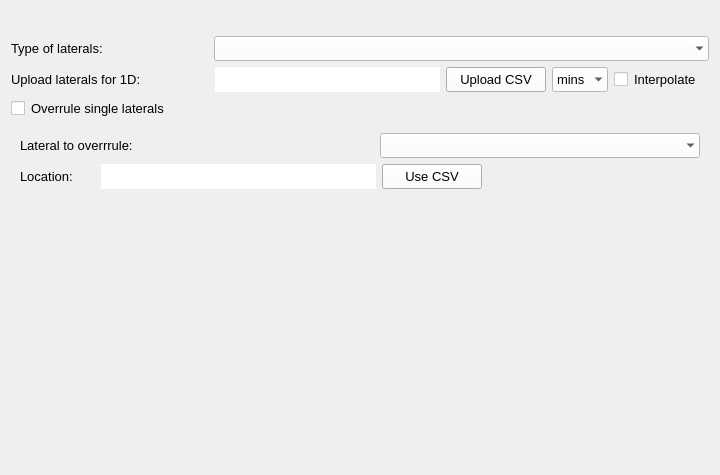
Qt form threedi_models_and_simulations/ui/simulation_wizard/page_laterals.ui (nens/threedi-api-qgis-client) before a commit.
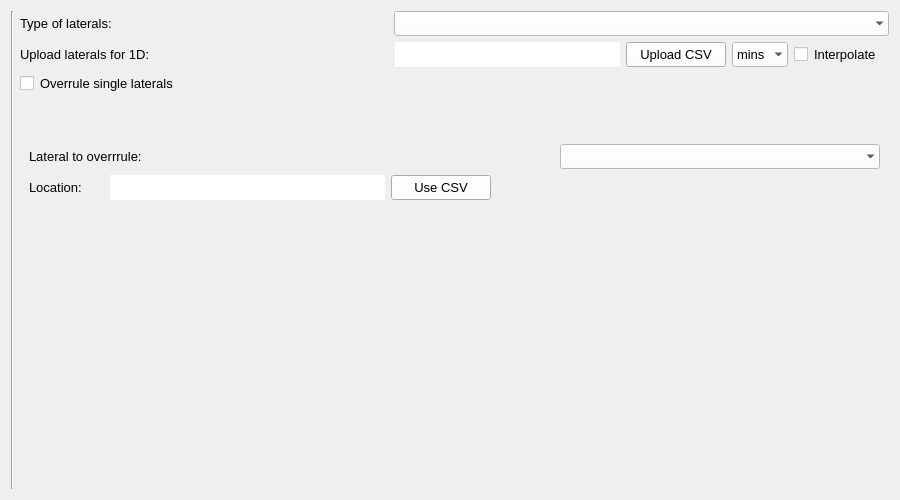
The same form after that commit.

```diff
--- a/threedi_models_and_simulations/ui/simulation_wizard/page_laterals.ui
+++ b/threedi_models_and_simulations/ui/simulation_wizard/page_laterals.ui
@@ -6,8 +6,8 @@
    <rect>
     <x>0</x>
     <y>0</y>
-    <width>720</width>
-    <height>475</height>
+    <width>900</width>
+    <height>500</height>
    </rect>
   </property>
   <property name="minimumSize">
@@ -70,36 +70,7 @@
      </property>
     </layout>
    </item>
-   <item row="15" column="0">
-    <spacer name="verticalSpacer_4">
-     <property name="orientation">
-      <enum>Qt::Vertical</enum>
-     </property>
-     <property name="sizeHint" stdset="0">
-      <size>
-       <width>20</width>
-       <height>40</height>
-      </size>
-     </property>
-    </spacer>
-   </item>
-   <item row="1" column="0">
-    <spacer name="verticalSpacer_2">
-     <property name="orientation">
-      <enum>Qt::Vertical</enum>
-     </property>
-     <property name="sizeType">
-      <enum>QSizePolicy::Fixed</enum>
-     </property>
-     <property name="sizeHint" stdset="0">
-      <size>
-       <width>20</width>
-       <height>25</height>
-      </size>
-     </property>
-    </spacer>
-   </item>
-   <item row="6" column="0">
+   <item row="4" column="2">
     <layout class="QHBoxLayout" name="horizontalLayout_5">
      <property name="bottomMargin">
       <number>0</number>
@@ -167,6 +138,7 @@
        </property>
        <property name="font">
         <font>
+         <family>Segoe UI</family>
          <pointsize>10</pointsize>
         </font>
        </property>
@@ -313,6 +285,7 @@
          </property>
          <property name="font">
           <font>
+           <family>Segoe UI</family>
            <pointsize>10</pointsize>
           </font>
          </property>
@@ -325,7 +298,7 @@
      </item>
     </layout>
    </item>
-   <item row="7" column="0">
+   <item row="5" column="2">
     <layout class="QHBoxLayout" name="horizontalLayout">
      <property name="bottomMargin">
       <number>0</number>
@@ -465,6 +438,7 @@
        </property>
        <property name="font">
         <font>
+         <family>Segoe UI</family>
          <pointsize>10</pointsize>
         </font>
        </property>
@@ -475,86 +449,20 @@
      </item>
     </layout>
    </item>
-   <item row="5" column="0">
-    <layout class="QHBoxLayout" name="horizontalLayout_2">
-     <property name="bottomMargin">
-      <number>0</number>
+   <item row="13" column="2">
+    <spacer name="verticalSpacer_4">
+     <property name="orientation">
+      <enum>Qt::Vertical</enum>
      </property>
-     <item>
-      <widget class="QLabel" name="label_8">
-       <property name="minimumSize">
-        <size>
-         <width>150</width>
-         <height>20</height>
-        </size>
-       </property>
-       <property name="maximumSize">
-        <size>
-         <width>16777215</width>
-         <height>16777215</height>
-        </size>
-       </property>
-       <property name="font">
-        <font>
-         <family>Segoe UI</family>
-         <pointsize>10</pointsize>
-        </font>
-       </property>
-       <property name="text">
-        <string>Type of laterals:</string>
-       </property>
-      </widget>
-     </item>
-     <item>
-      <spacer name="horizontalSpacer_3">
-       <property name="orientation">
-        <enum>Qt::Horizontal</enum>
-       </property>
-       <property name="sizeHint" stdset="0">
-        <size>
-         <width>40</width>
-         <height>20</height>
-        </size>
-       </property>
-      </spacer>
-     </item>
-     <item>
-      <widget class="QComboBox" name="cb_type">
-       <property name="sizePolicy">
-        <sizepolicy hsizetype="Preferred" vsizetype="Preferred">
-         <horstretch>0</horstretch>
-         <verstretch>0</verstretch>
-        </sizepolicy>
-       </property>
-       <property name="minimumSize">
-        <size>
-         <width>495</width>
-         <height>25</height>
-        </size>
-       </property>
-       <property name="maximumSize">
-        <size>
-         <width>16777215</width>
-         <height>16777215</height>
-        </size>
-       </property>
-       <property name="font">
-        <font>
-         <family>Segoe UI</family>
-         <pointsize>10</pointsize>
-        </font>
-       </property>
-       <property name="styleSheet">
-        <string notr="true">QComboBox {background-color:white; selection-background-color: lightgray;}</string>
-       </property>
-       <property name="frame">
-        <bool>false</bool>
-       </property>
-      </widget>
-     </item>
-    </layout>
+     <property name="sizeHint" stdset="0">
+      <size>
+       <width>20</width>
+       <height>40</height>
+      </size>
+     </property>
+    </spacer>
    </item>
-   <item row="14" column="0">
+   <item row="12" column="2">
     <widget class="QWidget" name="overrule_widget" native="true">
      <property name="baseSize">
       <size>
@@ -584,6 +492,7 @@
           </property>
           <property name="font">
            <font>
+            <family>Segoe UI</family>
             <pointsize>10</pointsize>
            </font>
           </property>
@@ -621,6 +530,7 @@
           </property>
           <property name="font">
            <font>
+            <family>Segoe UI</family>
             <pointsize>10</pointsize>
            </font>
           </property>
@@ -741,6 +651,111 @@
      </layout>
     </widget>
    </item>
+   <item row="14" column="2">
+    <spacer name="horizontalSpacer_5">
+     <property name="orientation">
+      <enum>Qt::Horizontal</enum>
+     </property>
+     <property name="sizeHint" stdset="0">
+      <size>
+       <width>40</width>
+       <height>20</height>
+      </size>
+     </property>
+    </spacer>
+   </item>
+   <item row="3" column="2">
+    <layout class="QHBoxLayout" name="horizontalLayout_2">
+     <property name="bottomMargin">
+      <number>0</number>
+     </property>
+     <item>
+      <widget class="QLabel" name="label_8">
+       <property name="minimumSize">
+        <size>
+         <width>150</width>
+         <height>20</height>
+        </size>
+       </property>
+       <property name="maximumSize">
+        <size>
+         <width>16777215</width>
+         <height>16777215</height>
+        </size>
+       </property>
+       <property name="font">
+        <font>
+         <family>Segoe UI</family>
+         <pointsize>10</pointsize>
+        </font>
+       </property>
+       <property name="text">
+        <string>Type of laterals:</string>
+       </property>
+      </widget>
+     </item>
+     <item>
+      <spacer name="horizontalSpacer_3">
+       <property name="orientation">
+        <enum>Qt::Horizontal</enum>
+       </property>
+       <property name="sizeHint" stdset="0">
+        <size>
+         <width>40</width>
+         <height>20</height>
+        </size>
+       </property>
+      </spacer>
+     </item>
+     <item>
+      <widget class="QComboBox" name="cb_type">
+       <property name="sizePolicy">
+        <sizepolicy hsizetype="Preferred" vsizetype="Preferred">
+         <horstretch>0</horstretch>
+         <verstretch>0</verstretch>
+        </sizepolicy>
+       </property>
+       <property name="minimumSize">
+        <size>
+         <width>495</width>
+         <height>25</height>
+        </size>
+       </property>
+       <property name="maximumSize">
+        <size>
+         <width>16777215</width>
+         <height>16777215</height>
+        </size>
+       </property>
+       <property name="font">
+        <font>
+         <family>Segoe UI</family>
+         <pointsize>10</pointsize>
+        </font>
+       </property>
+       <property name="styleSheet">
+        <string notr="true">QComboBox {background-color:white; selection-background-color: lightgray;}</string>
+       </property>
+       <property name="frame">
+        <bool>false</bool>
+       </property>
+      </widget>
+     </item>
+    </layout>
+   </item>
+   <item row="3" column="1" rowspan="12">
+    <widget class="Line" name="line">
+     <property name="sizePolicy">
+      <sizepolicy hsizetype="Fixed" vsizetype="Expanding">
+       <horstretch>0</horstretch>
+       <verstretch>0</verstretch>
+      </sizepolicy>
+     </property>
+     <property name="orientation">
+      <enum>Qt::Vertical</enum>
+     </property>
+    </widget>
+   </item>
   </layout>
  </widget>
  <resources/>
```
Left out of the diff: 10 changed lines with no effect on the pictures.
